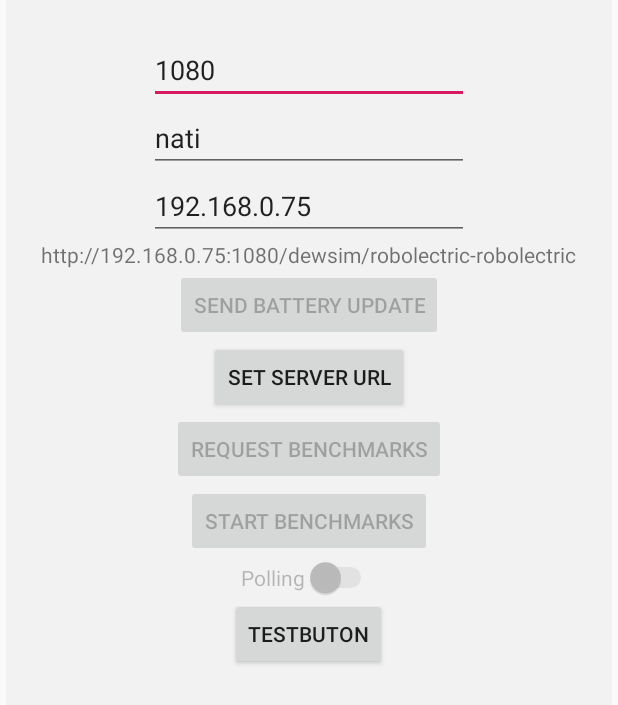
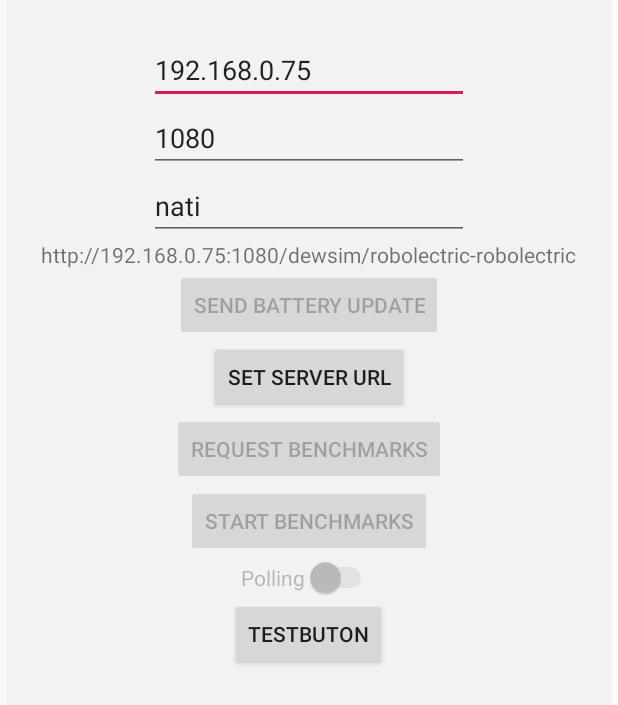
Before and after one commit to natiseverino/BenchmarkAndroid, an Android app: the screen it shows after launch (MainActivity), on a phone screen of 412 x 824 dp. Shown: the top 705 px of the screen. Run offline under Robolectric (Android 15) with nearby library versions, the phone set to English and light mode, and no system bars; our stand-ins replace Volley; libraries missing offline, so code that uses them is left out: org.apache.http.

```diff
--- a/app/src/main/res/layout/activity_main.xml
+++ b/app/src/main/res/layout/activity_main.xml
@@ -3,12 +3,21 @@
     xmlns:tools="http://schemas.android.com/tools"
     android:layout_width="match_parent"
     android:layout_height="match_parent"
+    android:layout_marginHorizontal="4dp"
+    android:background="#f2f2f2"
     android:gravity="center_horizontal"
     android:orientation="vertical"
     android:paddingTop="24dp"
-    android:background="#f2f2f2"
-    android:layout_marginHorizontal="4dp"
-    tools:context=".MainActivity">
+    tools:context=".MainActivity"
+    tools:ignore="HardcodedText">
+
+    <EditText
+        android:id="@+id/IpText"
+        android:layout_width="wrap_content"
+        android:layout_height="wrap_content"
+        android:ems="10"
+        android:inputType="textPersonName"
+        android:text="192.168.0.75" />
 
     <EditText
         android:id="@+id/portText"
@@ -26,13 +35,6 @@
         android:inputType="textPersonName"
         android:text="nati" />
 
-    <EditText
-        android:id="@+id/IpText"
-        android:layout_width="wrap_content"
-        android:layout_height="wrap_content"
-        android:ems="10"
-        android:inputType="textPersonName"
-        android:text="192.168.0.75" />
 
 
     <LinearLayout
@@ -124,6 +126,4 @@
         android:text="TestButon" />
 
 
-
-
 </LinearLayout>
```
Also changed, not shown: app/src/main/java/edu/benchmarkandroid/MainActivity.java (+6 -1 lines), app/src/main/java/edu/benchmarkandroid/service/BenchmarkExecutor.java (+21 -0 lines).
